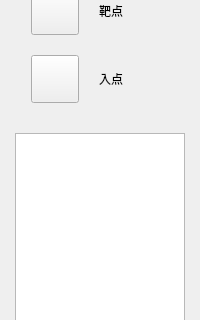
Before: the Qt Designer form GLPyModule/JExtension/UnitPunctureGuide/Resources/UI/UnitSpineChannel.ui in jiazeyu1987/SpineSlicer, drawn with Qt 5; both pictures show x 0 to 200 and y 192 to 512 of the 200 by 1080 pixel window.
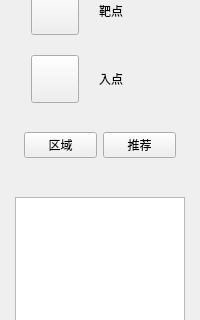
After: the same form once the commit is applied. Custom widgets are drawn as their Qt base class.

Patch:
```diff
--- a/GLPyModule/JExtension/UnitPunctureGuide/Resources/UI/UnitSpineChannel.ui
+++ b/GLPyModule/JExtension/UnitPunctureGuide/Resources/UI/UnitSpineChannel.ui
@@ -207,6 +207,26 @@
         </item>
        </layout>
       </item>
+      <item>
+       <widget class="QWidget" name="widget_3" native="true">
+        <layout class="QHBoxLayout" name="horizontalLayout">
+         <item>
+          <widget class="QPushButton" name="btn_area">
+           <property name="text">
+            <string>区域</string>
+           </property>
+          </widget>
+         </item>
+         <item>
+          <widget class="QPushButton" name="btn_recommand">
+           <property name="text">
+            <string>推荐</string>
+           </property>
+          </widget>
+         </item>
+        </layout>
+       </widget>
+      </item>
       <item>
        <spacer name="verticalSpacer">
         <property name="orientation">
```
Left out of the diff: 9 changed lines with no effect on the pictures.
